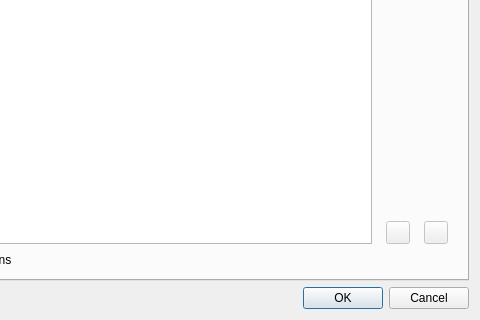
This is src/ui/PreferencesDialog.ui in OtterBrowser/otter-browser as Qt 5 draws it before an edit; both pictures show x 181 to 661 and y 263 to 583 of the 661 by 583 pixel window. The edited form follows.
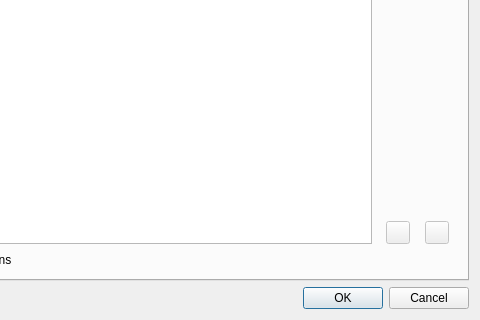
This is the edited form. The open tabs and pages were chosen to show the change. Custom widgets are drawn as their Qt base class.

Patch:
```diff
--- a/src/ui/PreferencesDialog.ui
+++ b/src/ui/PreferencesDialog.ui
@@ -1203,6 +1203,16 @@
                </property>
               </widget>
              </item>
+             <item>
+              <spacer name="horizontalSpacer_2">
+               <property name="orientation">
+                <enum>Qt::Horizontal</enum>
+               </property>
+               <property name="sizeType">
+                <enum>QSizePolicy::Minimum</enum>
+               </property>
+              </spacer>
+             </item>
              <item>
               <widget class="QToolButton" name="moveDownSearchButton">
                <property name="enabled">
```
Left out of the diff: 16 changed lines with no effect on the pictures.
